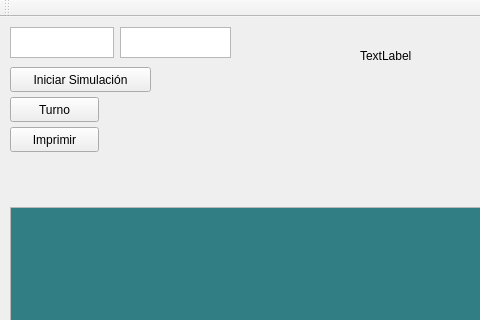
The window that [EDD]Practica1_201404218/EDD_Practica1_201404218/mainwindow.ui (DavidTortola/EDD_201404218) describes before a commit, drawn with Qt 5; both pictures show x 0 to 480 and y 0 to 320 of the 1050 by 534 pixel window.
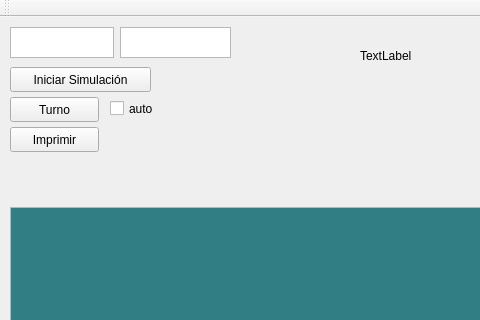
The same window after the commit.

Diff of the .ui file:
```diff
--- a/[EDD]Practica1_201404218/EDD_Practica1_201404218/mainwindow.ui
+++ b/[EDD]Practica1_201404218/EDD_Practica1_201404218/mainwindow.ui
@@ -183,6 +183,19 @@
      </rect>
     </property>
    </widget>
+   <widget class="QCheckBox" name="checkBox">
+    <property name="geometry">
+     <rect>
+      <x>110</x>
+      <y>80</y>
+      <width>92</width>
+      <height>23</height>
+     </rect>
+    </property>
+    <property name="text">
+     <string>auto</string>
+    </property>
+   </widget>
   </widget>
   <widget class="QMenuBar" name="menuBar">
    <property name="geometry">
```
